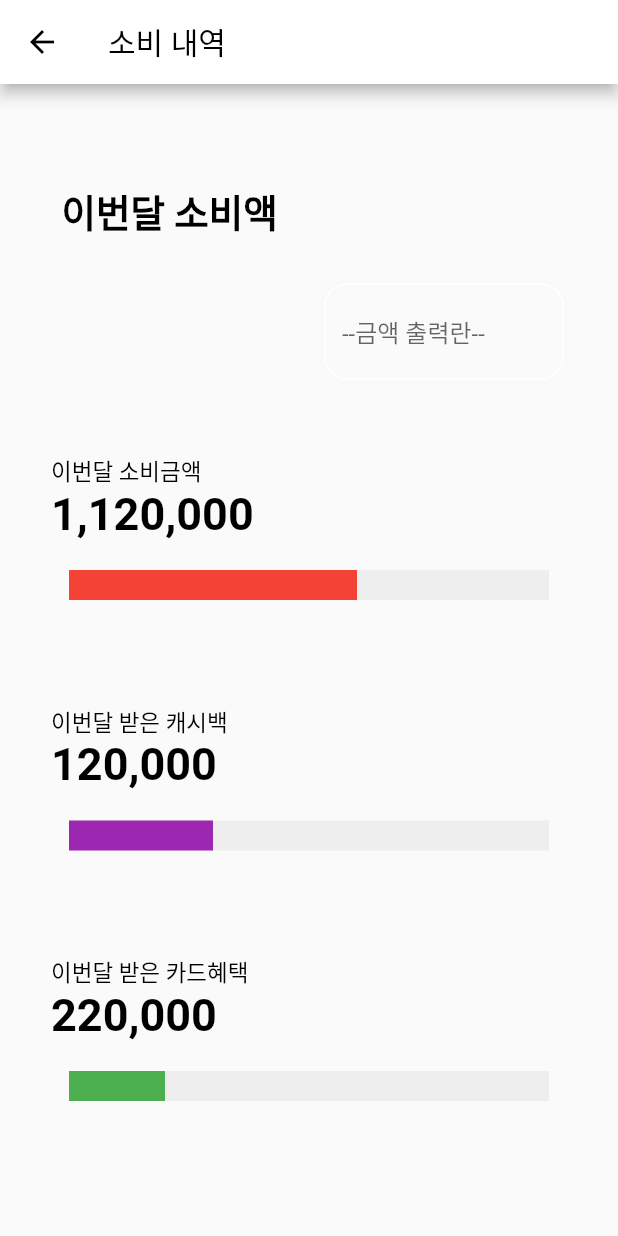
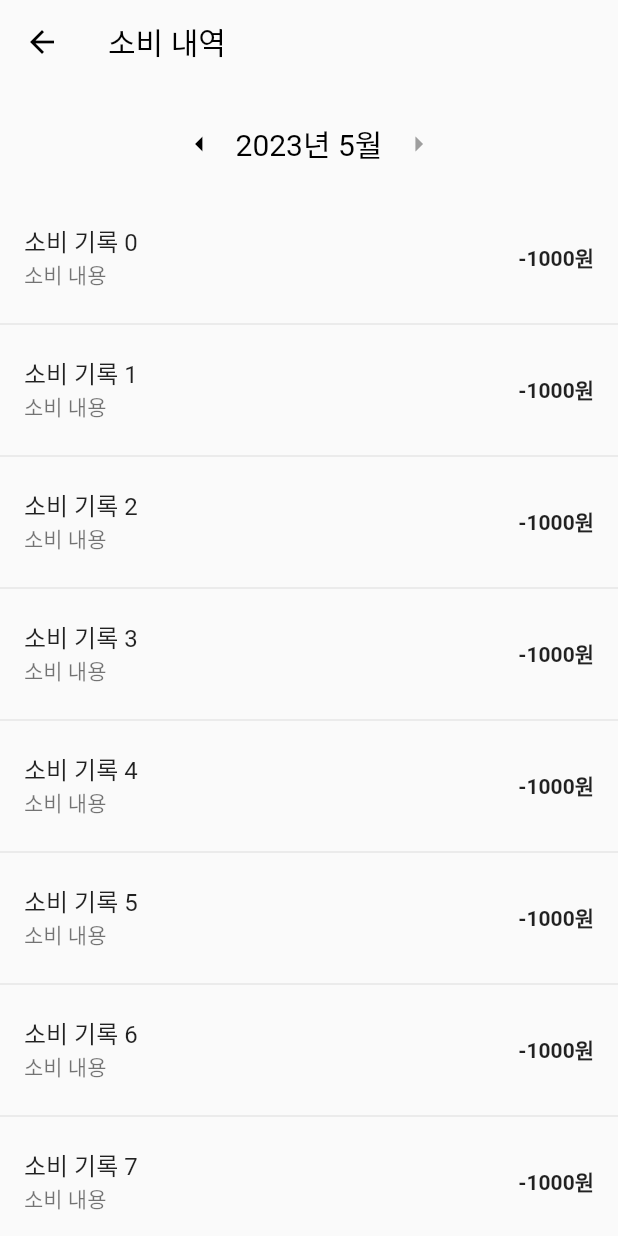
Before and after one commit to Hstone98/TTingBank, a Flutter app: the CashbackThisMonthTting screen opened directly, on a phone screen of 412 x 824 dp. Run offline on Flutter 3.47's test engine with Material 2 defaults, Android fonts, the phone set to English and light mode, and no system bars; drawn by our look-alikes of percent_indicator; missing offline and left inert: kakao_flutter_sdk, kakao_flutter_sdk_common.

Commit message:
[flutter] - 소비내역 화면 구성

```diff
--- a/Source/Client/tting_bank/lib/view/cashback_this_month_tting.dart
+++ b/Source/Client/tting_bank/lib/view/cashback_this_month_tting.dart
@@ -1,17 +1,122 @@
 import 'package:flutter/material.dart';
 import 'package:percent_indicator/linear_percent_indicator.dart';
+import 'package:flutter/cupertino.dart';
 
-class CashbackThisMonthTting extends StatelessWidget {
+class CashbackThisMonthTting extends StatefulWidget {
   const CashbackThisMonthTting({Key? key}) : super(key: key);
 
   @override
+  _CashbackThisMonthTtingState createState() => _CashbackThisMonthTtingState();
+}
+
+class _CashbackThisMonthTtingState extends State<CashbackThisMonthTting> {
+  int year = DateTime.now().year;
+  int month = DateTime.now().month;
+  List<int> years =
+      List.generate(DateTime.now().year - 2019, (index) => 2020 + index);
+  List<int> months = List.generate(12, (index) => index + 1);
+
+  void decreaseMonth() {
+    setState(() {
+      if (month > 1) {
+        month--;
+      } else {
+        month = 12;
+        year--;
+      }
+    });
+  }
+
+  void increaseMonth() {
+    setState(() {
+      if (month < 12) {
+        month++;
+      } else {
+        month = 1;
+        year++;
+      }
+    });
+  }
+
+  Future<void> showMonthPicker(BuildContext context) async {
+    await showDialog<int>(
+      context: context,
+      builder: (BuildContext context) {
+        return AlertDialog(
+          shape: RoundedRectangleBorder(
+            borderRadius: BorderRadius.circular(16.0), // 모서리를 둥글게 조정
+          ),
+          title: Text('년도 선택'),
+          content: Container(
+            height: MediaQuery.of(context).size.height / 2, // 화면 높이의 절반
+            width: double.maxFinite,
+            child: ListView.builder(
+              shrinkWrap: true, // 리스트뷰 크기를 내용에 맞게 조정
+              physics: BouncingScrollPhysics(), // 스크롤 효과 적용
+              itemCount: years.length,
+              itemBuilder: (context, index) {
+                return ListTile(
+                  title: Text(years[index].toString()),
+                  onTap: () {
+                    setState(() {
+                      year = years[index];
+                      Navigator.of(context).pop();
+                    });
+                  },
+                );
+              },
+            ),
+          ),
+        );
+      },
+    );
+
+    await showDialog<int>(
+      context: context,
+      builder: (BuildContext context) {
+        return AlertDialog(
+          shape: RoundedRectangleBorder(
+            borderRadius: BorderRadius.circular(16.0), // 모서리를 둥글게 조정
+          ),
+          title: Text('월 선택'),
+          content: Container(
+            height: MediaQuery.of(context).size.height / 2, // 화면 높이의 절반
+            width: double.maxFinite,
+            child: ListView.builder(
+              shrinkWrap: true, // 리스트뷰 크기를 내용에 맞게 조정
+              physics: BouncingScrollPhysics(), // 스크롤 효과 적용
+              itemCount: months.length,
+              itemBuilder: (context, index) {
+                return ListTile(
+                  title: Text(months[index].toString()),
+                  onTap: () {
+                    setState(() {
+                      month = months[index];
+                      Navigator.of(context).pop();
+                    });
+                  },
+                );
+              },
+            ),
+          ),
+        );
+      },
+    );
+  }
+
+  @override
   Widget build(BuildContext context) {
+    bool canDecrease = year > 2020 || month > 1;
+    bool canIncrease =
+        year < DateTime.now().year || month < DateTime.now().month;
+
     return Scaffold(
       appBar: AppBar(
         iconTheme: IconThemeData(
-          color: Colors.black, //색변경
+          color: Colors.black, // 아이콘 색상 변경
         ),
-        backgroundColor: Colors.white,
+        backgroundColor: Colors.transparent,
+        elevation: 0.0,
         leading: IconButton(
           icon: Icon(
             Icons.arrow_back,
@@ -21,132 +126,70 @@ class CashbackThisMonthTting extends StatelessWidget {
             Navigator.of(context).pop();
           },
         ),
-        title: Text('소비 내역', style: TextStyle(color: Colors.black)),
+        title: Text(
+          '소비 내역',
+          style: TextStyle(color: Colors.black),
         ),
-      body: SingleChildScrollView(
-        //오버플로우 나는거 해결
-        padding: EdgeInsets.all(16),
-        child: Column(
-          children: [
-            Row(
+      ),
+      body: Column(
         crossAxisAlignment: CrossAxisAlignment.start,
         children: [
           Padding(
-                  padding: const EdgeInsets.fromLTRB(25, 50, 0, 20),
-                  child: Text('이번달 소비액',
+            padding: EdgeInsets.symmetric(horizontal: 16.0, vertical: 16.0),
+            child: Row(
+              mainAxisAlignment: MainAxisAlignment.center,
+              children: [
+                IconButton(
+                  icon: Icon(
+                    Icons.arrow_left,
+                    color: canDecrease
+                        ? Colors.black
+                        : Colors.grey, // 비활성화일 때 회색으로 변경
+                  ),
+                  onPressed: canDecrease ? decreaseMonth : null,
+                ),
+                GestureDetector(
+                  onTap: () => showMonthPicker(context),
+                  child: Text(
+                    '$year년 $month월',
                     style: TextStyle(
                       color: Colors.black,
-                          fontSize: 25,
-                          fontWeight: FontWeight.bold)),
+                      fontSize: 20,
+                    ),
+                  ),
+                ),
+                IconButton(
+                  icon: Icon(
+                    Icons.arrow_right,
+                    color: canIncrease
+                        ? Colors.black
+                        : Colors.grey, // 비활성화일 때 회색으로 변경
+                  ),
+                  onPressed: canIncrease ? increaseMonth : null,
                 ),
               ],
             ),
-            Padding(
-              padding: const EdgeInsets.fromLTRB(200, 10, 20, 0),
-              child: TextFormField(
-                decoration: const InputDecoration(
-                    hintText: '--금액 출력란--',
-                    enabledBorder: OutlineInputBorder(
-                        borderRadius: BorderRadius.all(Radius.circular(15)),
-                        borderSide: BorderSide(color: Colors.white))),
           ),
+          Expanded(
+            child: ListView.separated(
+              itemCount: 20, // 예시로 20개의 소비 기록을 표시
+              separatorBuilder: (context, index) => Divider(), // 구분선 추가
+              itemBuilder: (context, index) {
+                return ListTile(
+                  title: Text('소비 기록 $index'),
+                  subtitle: Text('소비 내용'),
+                  trailing: Text(
+                    '-\1000원',
+                    style: TextStyle(
+                      fontWeight: FontWeight.bold,
                     ),
-            Row(crossAxisAlignment: CrossAxisAlignment.start, children: [
-              Padding(
-                padding: const EdgeInsets.fromLTRB(18, 50, 0, 0),
-                child: Text('이번달 소비금액',
-                    style: TextStyle(color: Colors.black, fontSize: 15)),
-              ),
-            ]),
-            Row(
-              crossAxisAlignment: CrossAxisAlignment.start,
-              children: [
-                Padding(
-                  padding: const EdgeInsets.fromLTRB(18, 0, 0, 20),
-                  child: Text('1,120,000',
-                      style: TextStyle(
-                          color: Colors.black,
-                          fontSize: 30,
-                          fontWeight: FontWeight.bold)),
-                )
-              ],
-            ),
-            Padding(
-              padding: const EdgeInsets.fromLTRB(20, 0, 20, 20),
-              child: LinearPercentIndicator(
-                animation: true,
-                animationDuration: 1000,
-                lineHeight: 20,
-                percent: 0.6,
-                progressColor: Colors.red,
-                backgroundColor: Colors.grey.shade200,
-              ),
-            ),
-            Row(crossAxisAlignment: CrossAxisAlignment.start, children: [
-              Padding(
-                padding: const EdgeInsets.fromLTRB(18, 50, 0, 0),
-                child: Text('이번달 받은 캐시백',
-                    style: TextStyle(color: Colors.black, fontSize: 15)),
-              ),
-            ]),
-            Row(
-              crossAxisAlignment: CrossAxisAlignment.start,
-              children: [
-                Padding(
-                  padding: const EdgeInsets.fromLTRB(18, 0, 0, 20),
-                  child: Text('120,000',
-                      style: TextStyle(
-                          color: Colors.black,
-                          fontSize: 30,
-                          fontWeight: FontWeight.bold)),
-                )
-              ],
-            ),
-            Padding(
-              padding: const EdgeInsets.fromLTRB(20, 0, 20, 20),
-              child: LinearPercentIndicator(
-                animation: true,
-                animationDuration: 1000,
-                lineHeight: 20,
-                percent: 0.3,
-                progressColor: Colors.purple,
-                backgroundColor: Colors.grey.shade200,
-              ),
-            ),
-            Row(crossAxisAlignment: CrossAxisAlignment.start, children: [
-              Padding(
-                padding: const EdgeInsets.fromLTRB(18, 50, 0, 0),
-                child: Text('이번달 받은 카드혜택',
-                    style: TextStyle(color: Colors.black, fontSize: 15)),
-              ),
-            ]),
-            Row(
-              crossAxisAlignment: CrossAxisAlignment.start,
-              children: [
-                Padding(
-                  padding: const EdgeInsets.fromLTRB(18, 0, 0, 20),
-                  child: Text('220,000',
-                      style: TextStyle(
-                          color: Colors.black,
-                          fontSize: 30,
-                          fontWeight: FontWeight.bold)),
-                )
-              ],
-            ),
-            Padding(
-              padding: const EdgeInsets.fromLTRB(20, 0, 20, 20),
-              child: LinearPercentIndicator(
-                animation: true,
-                animationDuration: 1000,
-                lineHeight: 20,
-                percent: 0.2,
-                progressColor: Colors.green,
-                backgroundColor: Colors.grey.shade200,
+                  ), // 소비 금액
+                );
+              },
             ),
           ),
         ],
       ),
-      ),
     );
   }
 }
```
Lines whose indentation alone changed are shown as unchanged.
